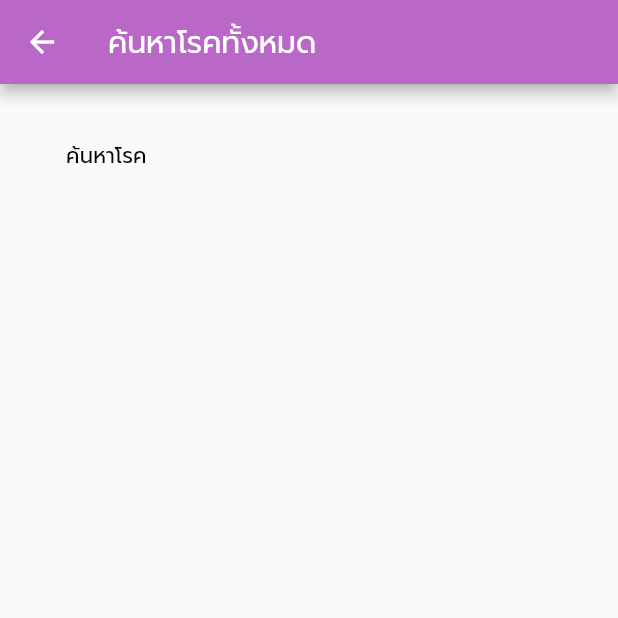
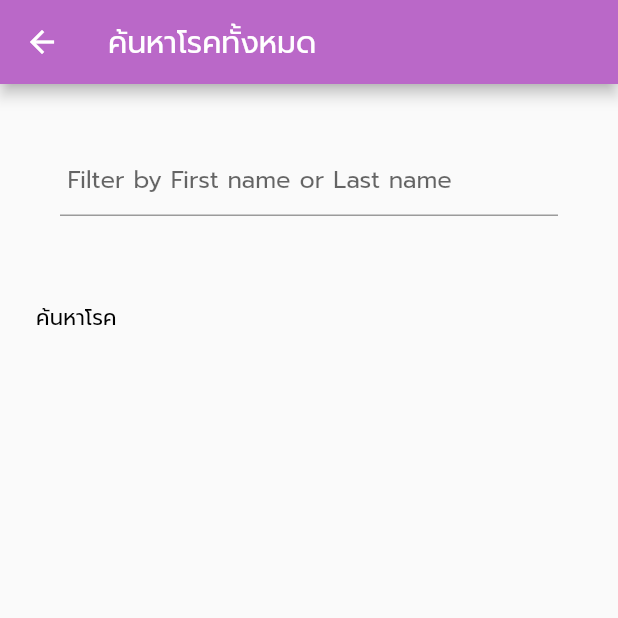
Before and after one commit to Issaraporn99/Application_R-U-Lady, a Flutter app: the DisInformation screen opened directly, on a phone screen of 412 x 824 dp, the top half of it. Run offline on Flutter 3.47's test engine with Material 2 defaults, Android fonts, the phone set to English and light mode, and no system bars; our stand-ins replace dio, shared_preferences; accounts and stored records are empty; network calls fail; project files that could hold a hidden picture were left out.

Commit message:
3/12/2563 p.1

```diff
--- a/lib/screen/disease/disease_info.dart
+++ b/lib/screen/disease/disease_info.dart
@@ -1,3 +1,4 @@
+import 'dart:async';
 import 'dart:convert';
 
 import 'package:dio/dio.dart';
@@ -7,7 +8,6 @@ import 'package:flutter/material.dart';
 import 'package:doctorpurin/modal/disinfo_model.dart';
 import 'package:shared_preferences/shared_preferences.dart';
 
-
 class DisInformation extends StatefulWidget {
   DisInformation() : super();
 
@@ -15,14 +15,36 @@ class DisInformation extends StatefulWidget {
   @override
   _DisInformationState createState() => _DisInformationState();
 }
+class Debouncer {
+  final int milliseconds;
+  VoidCallback action;
+  Timer _timer;
+
+  Debouncer({this.milliseconds});
+
+  run(VoidCallback action) {
+    if (null != _timer) {
+      _timer
+          .cancel(); // when the user is continuosly typing, this cancels the timer
+    }
+    // then we will start a new timer looking for the user to stop
+    _timer = Timer(Duration(milliseconds: milliseconds), action);
+  }
+}
 
 class _DisInformationState extends State<DisInformation> {
-  List<DisInfo> _disease;
+  List<DisInfo> _disease ;
+  List<DisInfo> _filterdisease ;
+  DisInfo _selectedDisInfo;
   String id;
+  final _debouncer = Debouncer(milliseconds: 2000);
+
+
   @override
   void initState() {
     super.initState();
     _disease = [];
+    _filterdisease = [];
     _getDisease();
   }
 
@@ -35,7 +57,6 @@ class _DisInformationState extends State<DisInformation> {
       print("Length: ${disease.length}");
     });
   }
-
   SingleChildScrollView _dataBody() {
     return SingleChildScrollView(
       scrollDirection: Axis.vertical,
@@ -53,7 +74,8 @@ class _DisInformationState extends State<DisInformation> {
                 (disease) => DataRow(
                   cells: [
                     DataCell(
-                      Text(disease.diseasename,
+                      Text(
+                        disease.diseasename,
                         style: TextStyle(fontFamily: 'Prompt'),
                       ),
                       onTap: () {
@@ -72,15 +94,39 @@ class _DisInformationState extends State<DisInformation> {
     );
   }
 
-
-
+  searchField() {
+    return Padding(
+      padding: EdgeInsets.all(20.0),
+      child: TextField(
+        decoration: InputDecoration(
+          contentPadding: EdgeInsets.all(5.0),
+          hintText: 'Filter by First name or Last name',
+        ),
+        onChanged: (string) {
+          // We will start filtering when the user types in the textfield.
+          // Run the debouncer and start searching
+          _debouncer.run(() {
+            // Filter the original List and update the Filter list
+            setState(() {
+              _filterdisease = _disease
+                  .where((u) => (u.diseasename
+                          .toLowerCase()
+                          .contains(string.toLowerCase()) ||
+                      u.diseaseid.toLowerCase().contains(string.toLowerCase())))
+                  .toList();
+            });
+          });
+        },
+      ),
+    );
+  }
 
   Future<Null> showGetDis() async {
     SharedPreferences preferences = await SharedPreferences.getInstance();
     String diseaseid = preferences.getString('disease_id');
 
     String url =
-        'http://192.168.1.108/apidoctor/getDisWhereId.php?isAdd=true&disease_id=$diseaseid';
+        'http://192.168.1.36/apidoctor/getDisWhereId.php?isAdd=true&disease_id=$diseaseid';
     await Dio().get(url).then((value) => {print('value = $value')});
     try {
       Response response = await Dio().get(url);
@@ -115,7 +161,6 @@ Future<Null> showGetDis() async {
     Navigator.push(context, route);
   }
 
-
   @override
   Widget build(BuildContext context) {
     return Scaffold(
@@ -123,13 +168,25 @@ Future<Null> showGetDis() async {
           title: Text('ค้นหาโรคทั้งหมด'),
         ),
        body: Container(
-           child: SingleChildScrollView(
-              child: Padding(
-            padding: const EdgeInsets.all(20.0),
+        child: Column(
+          mainAxisAlignment: MainAxisAlignment.center,
+          children: <Widget>[
+            Padding(
+              padding: EdgeInsets.all(20.0),
+              child:  searchField(),
+            ),
+            Expanded(
               child: _dataBody(),
-        ))));
+            ),
+          ],
+        ),
+      ),
+
+        );
   }
 }
+
+
 
 // Future<Null> readDis() async {
 //   SharedPreferences preferences = await SharedPreferences.getInstance();
--- a/lib/screen/disease/service.dart
+++ b/lib/screen/disease/service.dart
@@ -4,7 +4,7 @@ import 'package:http/http.dart' as http;
 import 'package:doctorpurin/modal/disinfo_model.dart';
 
 class Services {
-  static const ROOT = 'http://192.168.1.108/apidoctor/disInfo.php?isAdd=true';
+  static const ROOT = 'http://192.168.1.36/apidoctor/disInfo.php?isAdd=true';
   static const String _GET_ACTION = 'true';
 
   static Future<List<DisInfo>> getDisease() async {
@@ -31,7 +31,7 @@ class Services {
 }
 
 class ServicesGroupBody {
-  static const ROOT = 'http://192.168.1.108/apidoctor/groupBody.php?isAdd=true&idOrgan=1';
+  static const ROOT = 'http://192.168.1.36/apidoctor/groupBody.php?isAdd=true&idOrgan=1';
   static const String _GET_ACTION = 'true';
 
   static Future<List<GroupBody>> getGroupBody() async {
```
Lines whose indentation alone changed are shown as unchanged.
